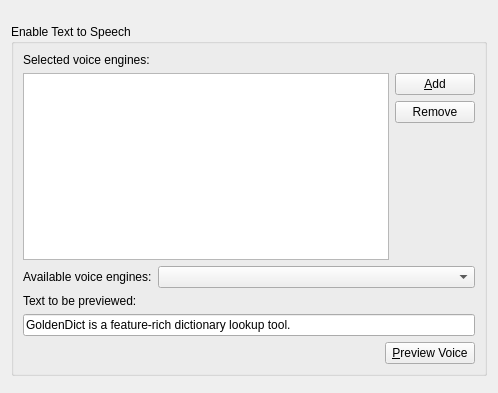
Old version of the form texttospeechsource.ui in the repository goldendict/goldendict.
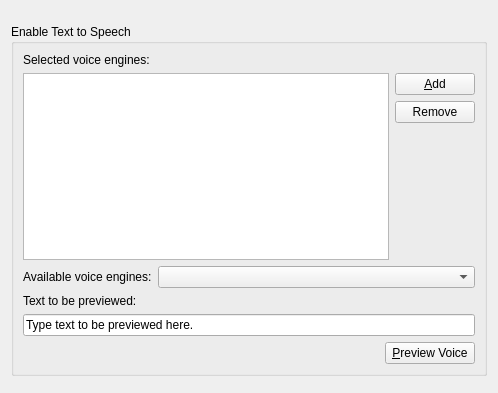
New version of the form.

```diff
--- a/texttospeechsource.ui
+++ b/texttospeechsource.ui
@@ -123,7 +123,7 @@
       <item>
        <widget class="QLineEdit" name="previewText">
         <property name="text">
-         <string>GoldenDict is a feature-rich dictionary lookup tool.</string>
+         <string>Type text to be previewed here.</string>
         </property>
        </widget>
       </item>
```
